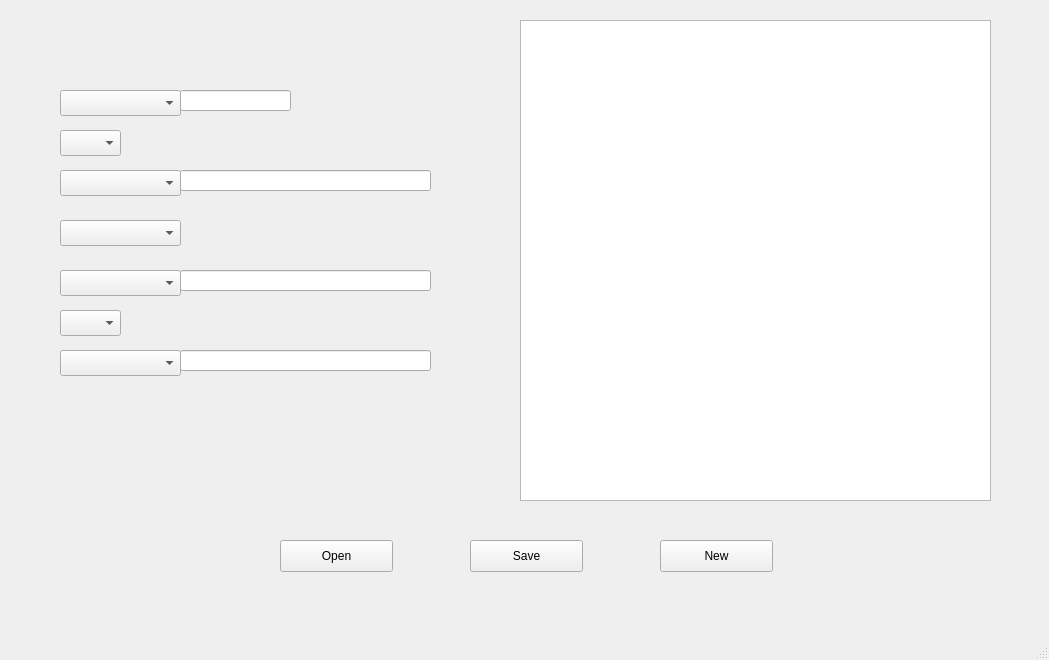
This is combotest.ui in chingchun0531/json_pyqt5 as Qt 5 draws it before an edit. The edited form follows.
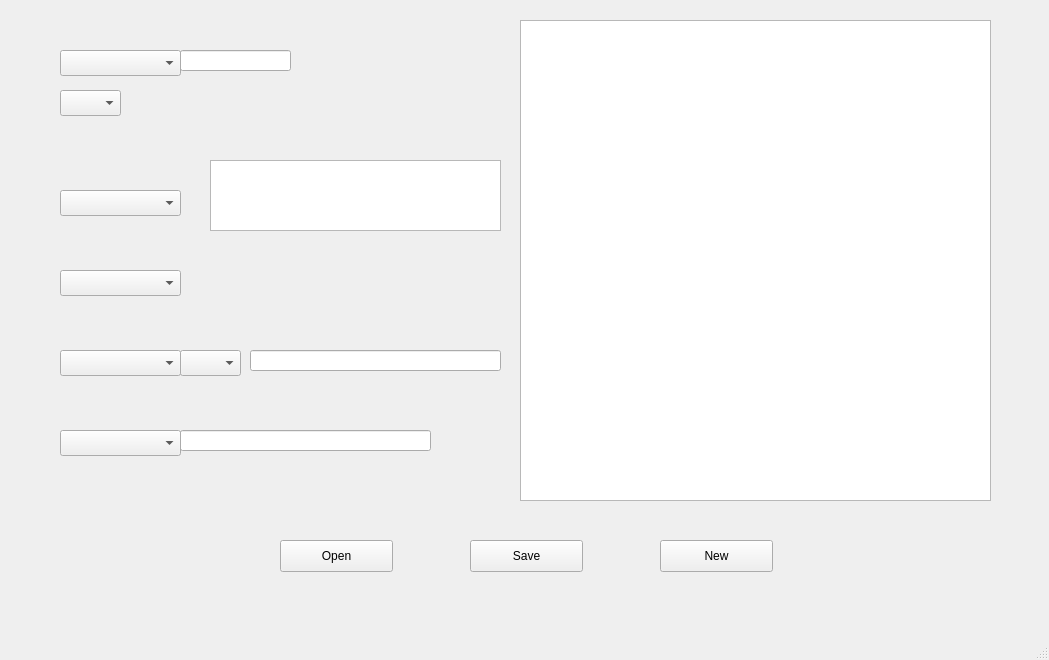
This is the edited form.

```diff
--- a/combotest.ui
+++ b/combotest.ui
@@ -18,7 +18,7 @@
     <property name="geometry">
      <rect>
       <x>60</x>
-      <y>90</y>
+      <y>50</y>
       <width>121</width>
       <height>26</height>
      </rect>
@@ -28,7 +28,7 @@
     <property name="geometry">
      <rect>
       <x>60</x>
-      <y>170</y>
+      <y>190</y>
       <width>121</width>
       <height>26</height>
      </rect>
@@ -38,7 +38,7 @@
     <property name="geometry">
      <rect>
       <x>60</x>
-      <y>220</y>
+      <y>270</y>
       <width>121</width>
       <height>26</height>
      </rect>
@@ -74,7 +74,7 @@
     <property name="geometry">
      <rect>
       <x>60</x>
-      <y>270</y>
+      <y>350</y>
       <width>121</width>
       <height>26</height>
      </rect>
@@ -84,7 +84,7 @@
     <property name="geometry">
      <rect>
       <x>60</x>
-      <y>130</y>
+      <y>90</y>
       <width>61</width>
       <height>26</height>
      </rect>
@@ -94,27 +94,17 @@
     <property name="geometry">
      <rect>
       <x>180</x>
-      <y>90</y>
+      <y>50</y>
       <width>111</width>
       <height>21</height>
      </rect>
     </property>
    </widget>
-   <widget class="QLineEdit" name="t2">
-    <property name="geometry">
-     <rect>
-      <x>180</x>
-      <y>170</y>
-      <width>251</width>
-      <height>21</height>
-     </rect>
-    </property>
-   </widget>
    <widget class="QLineEdit" name="t3">
     <property name="geometry">
      <rect>
-      <x>180</x>
-      <y>270</y>
+      <x>250</x>
+      <y>350</y>
       <width>251</width>
       <height>21</height>
      </rect>
@@ -124,7 +114,7 @@
     <property name="geometry">
      <rect>
       <x>60</x>
-      <y>350</y>
+      <y>430</y>
       <width>121</width>
       <height>26</height>
      </rect>
@@ -134,7 +124,7 @@
     <property name="geometry">
      <rect>
       <x>180</x>
-      <y>350</y>
+      <y>430</y>
       <width>251</width>
       <height>21</height>
      </rect>
@@ -166,13 +156,23 @@
    <widget class="QComboBox" name="num1">
     <property name="geometry">
      <rect>
-      <x>60</x>
-      <y>310</y>
+      <x>180</x>
+      <y>350</y>
       <width>61</width>
       <height>26</height>
      </rect>
     </property>
    </widget>
+   <widget class="QTextEdit" name="t2">
+    <property name="geometry">
+     <rect>
+      <x>210</x>
+      <y>160</y>
+      <width>291</width>
+      <height>71</height>
+     </rect>
+    </property>
+   </widget>
   </widget>
   <widget class="QStatusBar" name="statusbar"/>
  </widget>
```
